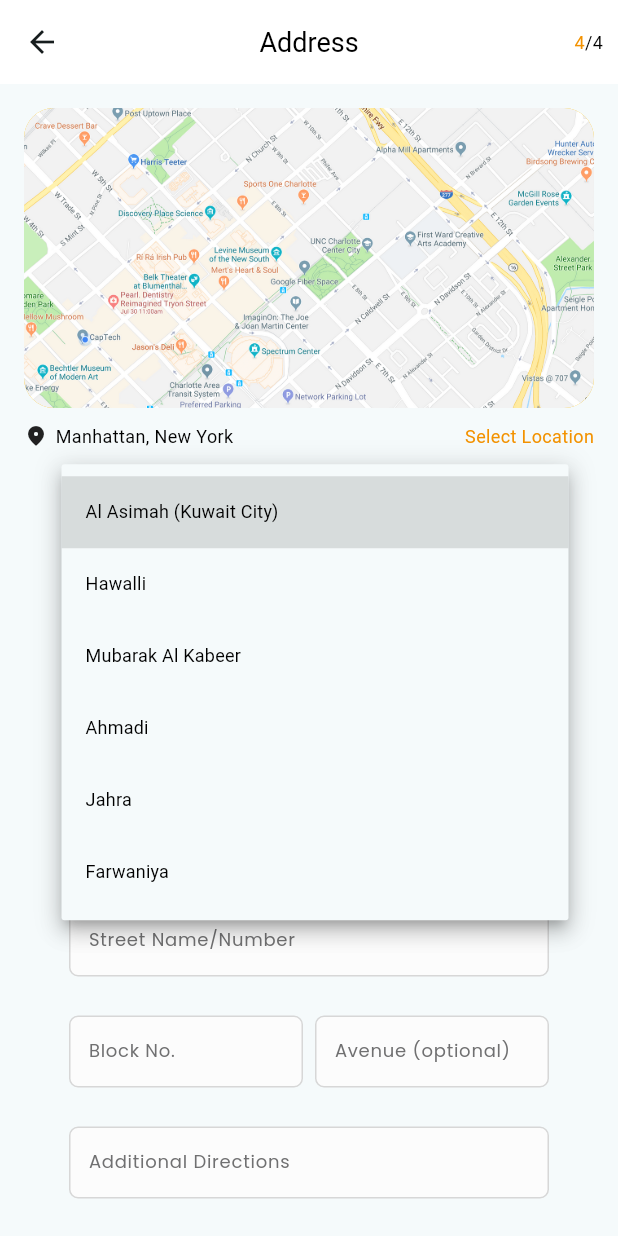
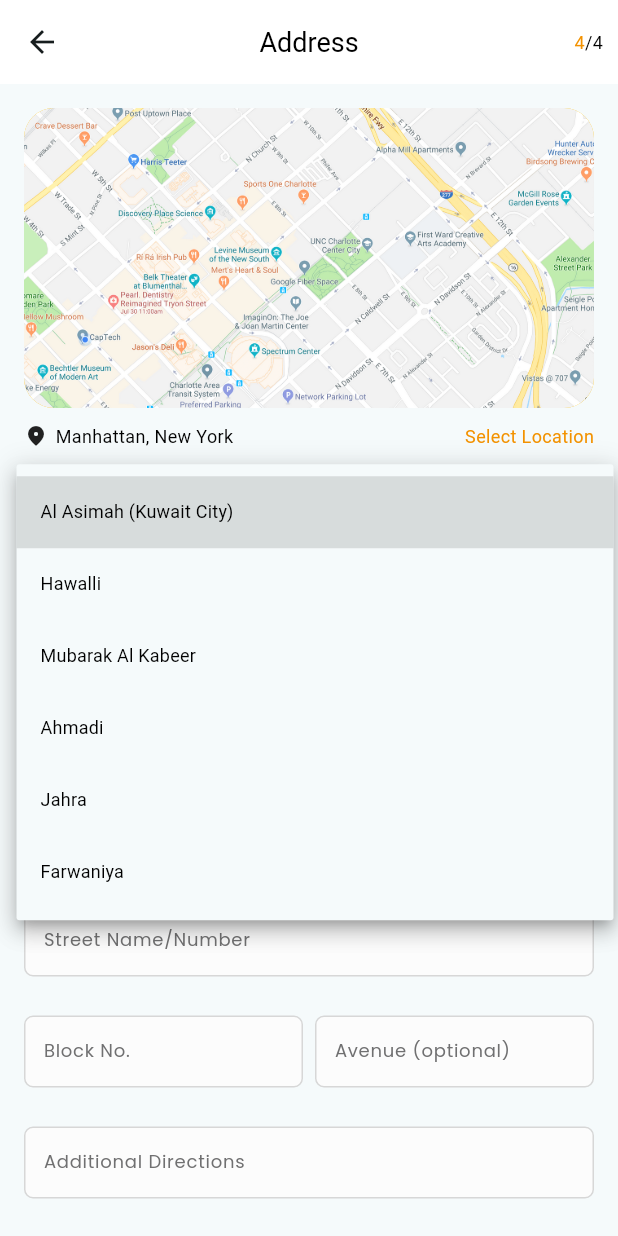
Before and after one commit to abdurrakibrafi/realestate-develop, a Flutter app: the AddResidenceSecondPage screen opened directly with empty values, after a tap on "Al Asimah (Kuwait City)", on a phone screen of 412 x 824 dp. Run offline on Flutter 3.47's test engine with Material 3 defaults, Android fonts, the phone set to English and light mode, and no system bars; our stand-ins replace cached_network_image, date_picker_timeline, dio, dotted_border, expandable_text, firebase_auth and 22 more; accounts and stored records are empty; network calls fail.

Commit message:
done some

```diff
--- a/lib/res/components/common_textfield.dart
+++ b/lib/res/components/common_textfield.dart
@@ -66,9 +66,7 @@
       bool obscureText = false,
       String? Function(String?)? onValidate,
       Function(String?)? onFieldSubmit}) {
-  return SizedBox(
-    width: 320,
-    child: Column(
+  return Column(
     crossAxisAlignment: CrossAxisAlignment.start,
     children: [
       commonText(title, size: 14, isBold: true),
@@ -76,7 +74,7 @@
         height: 5,
       ),
       Container(
-          height: 48,
+        height: maxLine >= 5? 100: 48,
         width: Get.width,
         decoration: BoxDecoration(
           color: const Color(0xffFCFCFC),
@@ -118,6 +116,5 @@
         ),
       ),
     ],
-    ),
   );
 }
--- a/lib/view/common/signinSignupScreens/signup_screens/signup_page.dart
+++ b/lib/view/common/signinSignupScreens/signup_screens/signup_page.dart
@@ -69,9 +69,7 @@
                     height: 20,
                   ),
 
-                  SizedBox(
-                    width: 320,
-                    child: Column(
+                  Column(
                     crossAxisAlignment: CrossAxisAlignment.start,
                     children: [
                       commonText("Phone Number".tr, size: 14),
@@ -132,7 +130,6 @@
                         ],
                       ),
                     ],
-                    ),
                   ),
                   const SizedBox(
                     height: 20,
--- a/lib/view/host/addResidenceScreens/v2/add_residence_second_page.dart
+++ b/lib/view/host/addResidenceScreens/v2/add_residence_second_page.dart
@@ -105,12 +105,9 @@
               const SizedBox(
                 height: 20,
               ),
-              SizedBox(
-                width: 320,
-                child: CustomDropdown(
+              CustomDropdown(
                   controller: controller.governorateController,
                   hintText: "Select Governorate"),
-              ),
               const SizedBox(
                 height: 20,
               ),
@@ -124,21 +121,16 @@
                       areas.isNotEmpty ? areas.first : "";
                 }
 
-                return SizedBox(
-                  width: 320,
-                  child: CustomDropdown(
+                return CustomDropdown(
                     controller: controller.areaController,
-                      hintText: "Select Area"),
-                );
+                    hintText: "Select Area");
               }),
               commonTextfieldWithTitle(
                 "",
                 controller.houseController,
                 hintText: "Building Number/No.",
               ),
-              SizedBox(
-                width: 320,
-                child: Row(
+              Row(
                 children: [
                   Expanded(
                     child: commonTextfieldWithTitle(
@@ -159,15 +151,12 @@
                   )
                 ],
               ),
-              ),
               commonTextfieldWithTitle(
                 "",
                 controller.streetController,
                 hintText: "Street Name/Number",
               ),
-              SizedBox(
-                width: 320,
-                child: Row(
+              Row(
                 children: [
                   Expanded(
                     child: commonTextfieldWithTitle(
@@ -187,7 +176,6 @@
                     ),
                   )
                 ],
-                ),
               ),
               commonTextfieldWithTitle(
                 "",
```
Also changed, not shown: lib/view/common/profileScreens/personal_info_page.dart (+2 -8 lines), lib/view/host/addResidenceScreens/v2/requerments.dart (+10 -8 lines), 8 other files. Lines whose indentation alone changed are shown as unchanged.
